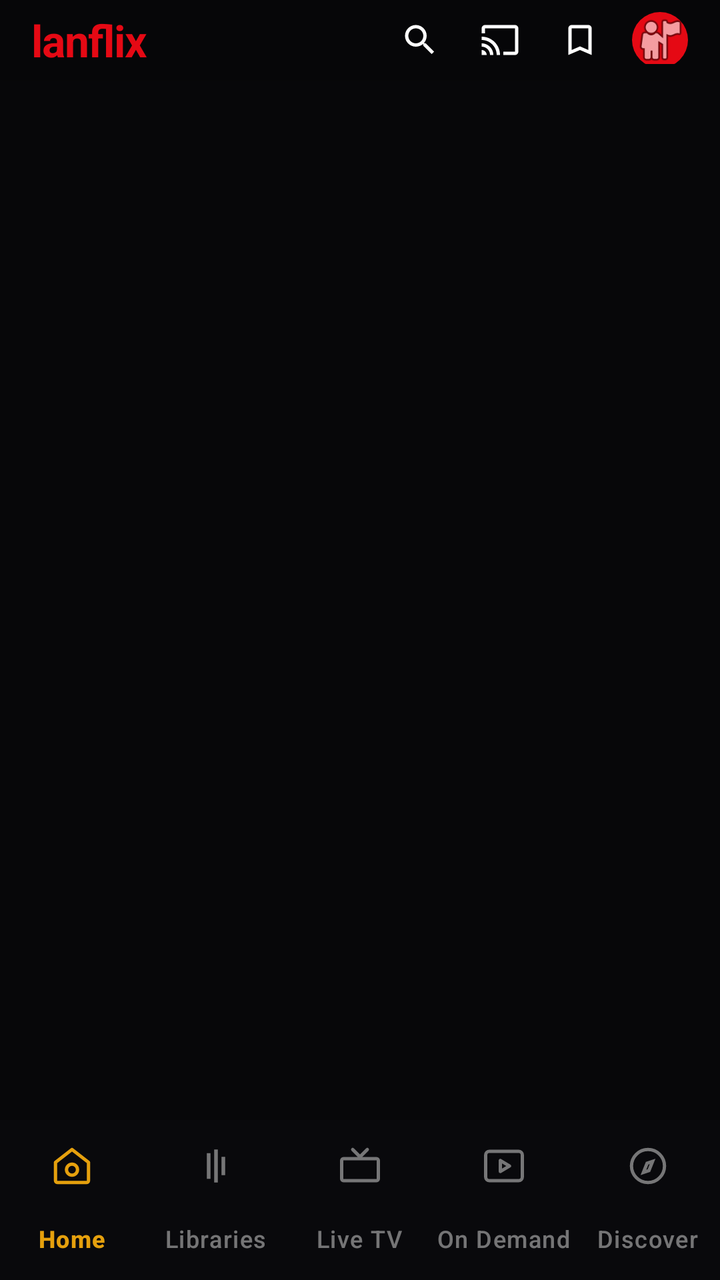
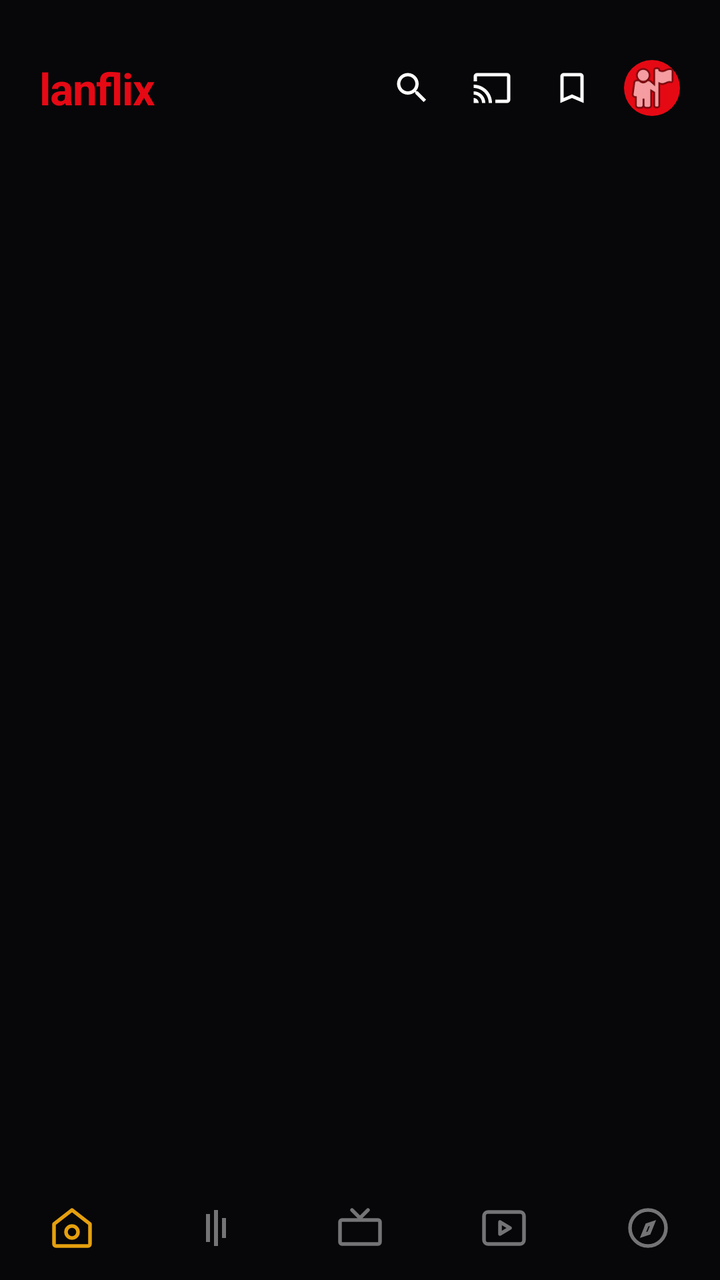

Before-and-after screenshots of an Android layout around one commit, followed by the original layout XML and the change that was made.
<!-- AndroidManifest.xml: activity theme Theme.Lanflix.NoActionBar -->
<!-- res/layout/activity_main.xml -->
<?xml version="1.0" encoding="utf-8"?>
<androidx.constraintlayout.widget.ConstraintLayout xmlns:android="http://schemas.android.com/apk/res/android"
    xmlns:app="http://schemas.android.com/apk/res-auto"
    xmlns:tools="http://schemas.android.com/tools"
    android:layout_width="match_parent"
    android:layout_height="match_parent"
    android:background="#070709"
    tools:context=".MainActivity">

    
    <FrameLayout
        android:id="@+id/fragment_container"
        android:layout_width="match_parent"
        android:layout_height="match_parent"
        app:layout_constraintBottom_toBottomOf="parent"
        app:layout_constraintEnd_toEndOf="parent"
        app:layout_constraintStart_toStartOf="parent"
        app:layout_constraintTop_toTopOf="parent" />

    
    <RelativeLayout
        android:id="@+id/top_header_bar"
        android:layout_width="match_parent"
        android:layout_height="wrap_content"
        android:background="#D9070709"
        android:paddingHorizontal="16dp"
        android:paddingBottom="8dp"
        android:elevation="10dp"
        app:layout_constraintTop_toTopOf="parent">

        <TextView
            android:id="@+id/txt_logo"
            android:layout_width="wrap_content"
            android:layout_height="wrap_content"
            android:layout_centerVertical="true"
            android:text="lanflix"
            android:textColor="#E50914"
            android:textSize="22sp"
            android:textStyle="bold"
            android:letterSpacing="-0.02" />

        <LinearLayout
            android:layout_width="wrap_content"
            android:layout_height="wrap_content"
            android:layout_alignParentEnd="true"
            android:layout_centerVertical="true"
            android:gravity="center_vertical"
            android:orientation="horizontal">

            <ImageView
                android:id="@+id/btn_top_search"
                android:layout_width="32dp"
                android:layout_height="32dp"
                android:padding="6dp"
                android:src="@drawable/ic_top_search"
                app:tint="#FFFFFF"
                android:clickable="true"
                android:focusable="true" />

            <ImageView
                android:id="@+id/btn_top_cast"
                android:layout_width="32dp"
                android:layout_height="32dp"
                android:layout_marginStart="8dp"
                android:padding="6dp"
                android:src="@drawable/ic_top_cast"
                app:tint="#FFFFFF"
                android:clickable="true"
                android:focusable="true" />

            <ImageView
                android:id="@+id/btn_top_bookmark"
                android:layout_width="32dp"
                android:layout_height="32dp"
                android:layout_marginStart="8dp"
                android:padding="6dp"
                android:src="@drawable/ic_top_bookmark"
                app:tint="#FFFFFF"
                android:clickable="true"
                android:focusable="true" />

            <com.google.android.material.imageview.ShapeableImageView
                android:id="@+id/top_profile_avatar"
                android:layout_width="28dp"
                android:layout_height="28dp"
                android:layout_marginStart="10dp"
                android:src="@android:drawable/ic_menu_myplaces"
                android:background="#E50914"
                app:shapeAppearanceOverlay="@style/ShapeAppearance.Material3.Corner.Full" />
        </LinearLayout>
    </RelativeLayout>

    
    <com.google.android.material.bottomnavigation.BottomNavigationView
        android:id="@+id/bottom_navigation"
        android:layout_width="match_parent"
        android:layout_height="wrap_content"
        android:background="#D90A0A0E"
        app:itemIconSize="22dp"
        app:itemIconTint="@color/nav_item_color"
        app:itemTextColor="@color/nav_item_color"
        app:labelVisibilityMode="labeled"
        app:itemActiveIndicatorStyle="@null"
        app:itemRippleColor="@null"
        app:layout_constraintBottom_toBottomOf="parent"
        app:menu="@menu/menu_bottom_nav" />

</androidx.constraintlayout.widget.ConstraintLayout>
<!-- resources referenced by this layout -->
<resources>
  <!-- drawable ic_top_bookmark (drawable) -->
  <vector xmlns:android="http://schemas.android.com/apk/res/android"
      android:width="24dp"
      android:height="24dp"
      android:viewportWidth="24"
      android:viewportHeight="24">
      <path
          android:fillColor="#FFFFFF"
          android:pathData="M17,3H7C5.9,3 5,3.9 5,5v16l7,-3l7,3V5C19,3.9 18.1,3 17,3zM17,18l-5,-2.18L7,18V5h10V18z"/>
  </vector>
  <!-- drawable ic_top_cast (drawable) -->
  <vector xmlns:android="http://schemas.android.com/apk/res/android"
      android:width="24dp"
      android:height="24dp"
      android:viewportWidth="24"
      android:viewportHeight="24">
      <path
          android:fillColor="#FFFFFF"
          android:pathData="M1,18v3h3c0,-1.66 -1.34,-3 -3,-3zM1,14v2c2.76,0 5,2.24 5,5h2c0,-3.87 -3.13,-7 -7,-7zM1,10v2c4.97,0 9,4.03 9,9h2c0,-6.08 -4.92,-11 -11,-11zM21,3L3,3c-1.1,0 -2,0.9 -2,2v3h2L3,5h18v14h-7v2h7c1.1,0 2,-0.9 2,-2L23,5c0,-1.1 -0.9,-2 -2,-2z"/>
  </vector>
  <!-- drawable ic_top_search (drawable) -->
  <vector xmlns:android="http://schemas.android.com/apk/res/android"
      android:width="24dp"
      android:height="24dp"
      android:viewportWidth="24"
      android:viewportHeight="24">
      <path
          android:fillColor="#FFFFFF"
          android:pathData="M15.5,14h-0.79l-0.28,-0.27C15.41,12.59 16,11.11 16,9.5 16,5.91 13.09,3 9.5,3S3,5.91 3,9.5 5.91,16 9.5,16c1.61,0 3.09,-0.59 4.23,-1.57l0.27,0.28v0.79l5,4.99L20.49,19l-4.99,-5zM9.5,14C7.01,14 5,11.99 5,9.5S7.01,5 9.5,5 14,7.01 14,9.5 11.99,14 9.5,14z"/>
  </vector>
  <style name="Theme.Lanflix.NoActionBar">
          <item name="windowActionBar">false</item>
          <item name="windowNoTitle">true</item>
          <item name="android:windowFullscreen">false</item>
          <item name="android:statusBarColor">@android:color/transparent</item>
          <item name="android:navigationBarColor">@android:color/transparent</item>
      </style>
</resources>

<!-- the commit's change to res/layout/activity_main.xml (unified diff, before → after) -->
@@ -22,10 +22,12 @@
         android:id="@+id/top_header_bar"
         android:layout_width="match_parent"
         android:layout_height="wrap_content"
-        android:background="#D9070709"
-        android:paddingHorizontal="16dp"
-        android:paddingBottom="8dp"
-        android:elevation="10dp"
+        android:layout_marginTop="16dp"
+        android:background="@android:color/transparent"
+        android:paddingHorizontal="20dp"
+        android:paddingTop="12dp"
+        android:paddingBottom="12dp"
+        android:elevation="20dp"
         app:layout_constraintTop_toTopOf="parent">
 
         <TextView
@@ -94,12 +96,13 @@
     <com.google.android.material.bottomnavigation.BottomNavigationView
         android:id="@+id/bottom_navigation"
         android:layout_width="match_parent"
-        android:layout_height="wrap_content"
-        android:background="#D90A0A0E"
-        app:itemIconSize="22dp"
+        android:layout_height="52dp"
+        android:background="#070709"
+        android:elevation="20dp"
+        app:itemIconSize="24dp"
         app:itemIconTint="@color/nav_item_color"
         app:itemTextColor="@color/nav_item_color"
-        app:labelVisibilityMode="labeled"
+        app:labelVisibilityMode="unlabeled"
         app:itemActiveIndicatorStyle="@null"
         app:itemRippleColor="@null"
         app:layout_constraintBottom_toBottomOf="parent"
